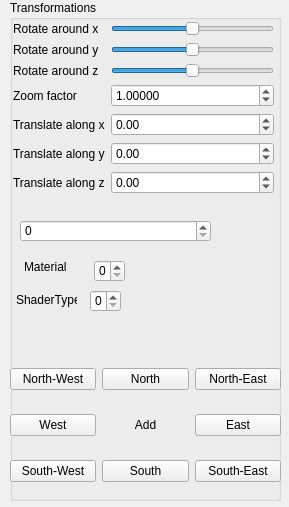
First picture: the form in QtFramework/GUI/SideWidget.ui, repository imecstamas/cagd-hermite, before the edit.
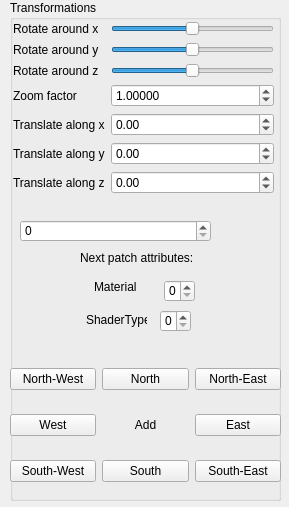
Second picture: the form after the edit.

```diff
--- a/QtFramework/GUI/SideWidget.ui
+++ b/QtFramework/GUI/SideWidget.ui
@@ -235,8 +235,8 @@
    <widget class="QSpinBox" name="shaderTypeSpinBox">
     <property name="geometry">
      <rect>
-      <x>80</x>
-      <y>290</y>
+      <x>150</x>
+      <y>310</y>
       <width>31</width>
       <height>22</height>
      </rect>
@@ -248,8 +248,8 @@
    <widget class="QLabel" name="label_13">
     <property name="geometry">
      <rect>
-      <x>6</x>
-      <y>290</y>
+      <x>76</x>
+      <y>310</y>
       <width>61</width>
       <height>20</height>
      </rect>
@@ -261,8 +261,8 @@
    <widget class="QSpinBox" name="materialSpinBox">
     <property name="geometry">
      <rect>
-      <x>84</x>
-      <y>260</y>
+      <x>154</x>
+      <y>280</y>
       <width>31</width>
       <height>22</height>
      </rect>
@@ -274,8 +274,8 @@
    <widget class="QLabel" name="label_14">
     <property name="geometry">
      <rect>
-      <x>14</x>
-      <y>260</y>
+      <x>84</x>
+      <y>280</y>
       <width>47</width>
       <height>13</height>
      </rect>
@@ -362,6 +362,19 @@
      </item>
     </layout>
    </widget>
+   <widget class="QLabel" name="label_9">
+    <property name="geometry">
+     <rect>
+      <x>70</x>
+      <y>250</y>
+      <width>121</width>
+      <height>16</height>
+     </rect>
+    </property>
+    <property name="text">
+     <string>Next patch attributes:</string>
+    </property>
+   </widget>
   </widget>
  </widget>
  <resources/>
```
